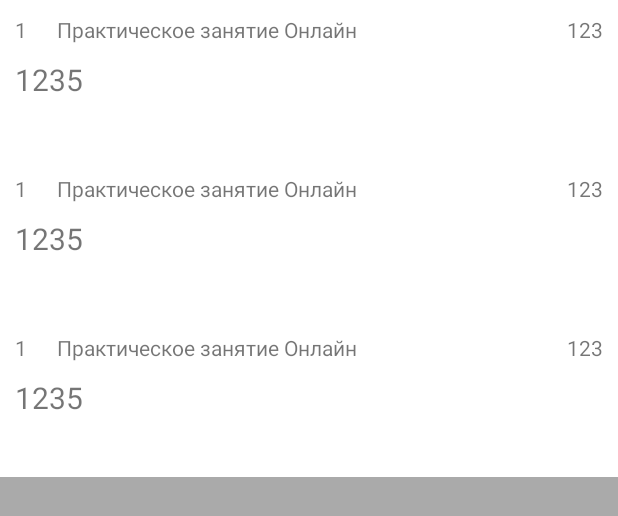
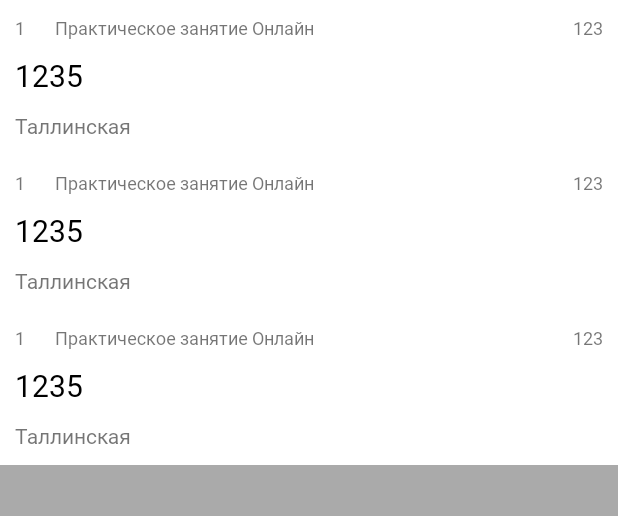
Before and after one commit to VyachAndreev/HSE, an Android app: the layout fragment_lessons.xml on its own in the app's theme, with its tools: preview values and no code run, on a phone screen of 412 x 824 dp. Shown: the top 516 px of the screen. Run offline under Robolectric (Android 15) with nearby library versions, the phone set to English and light mode, and no system bars.

Commit message:
text style integrated

```diff
--- a/flow_lessons/src/main/res/layout/item_lesson.xml
+++ b/flow_lessons/src/main/res/layout/item_lesson.xml
@@ -11,7 +11,11 @@
         android:layout_height="wrap_content"
         android:layout_alignParentStart="true"
         android:layout_alignParentTop="true"
-        android:layout_margin="10dp"
+        android:layout_marginStart="10dp"
+        android:layout_marginTop="10dp"
+        android:layout_marginEnd="10dp"
+        android:layout_marginBottom="10dp"
+        style="@style/TextProximaRegular.Small"
         tools:text="1" />
 
     <TextView
@@ -21,6 +25,7 @@
         android:layout_margin="10dp"
         android:layout_toStartOf="@id/time_tv"
         android:layout_toEndOf="@id/number_tv"
+        style="@style/TextProximaRegular.Small"
         tools:text="Практическое занятие Онлайн" />
 
     <TextView
@@ -28,6 +33,7 @@
         android:layout_width="wrap_content"
         android:layout_height="wrap_content"
         android:layout_alignParentTop="true"
+        style="@style/TextProximaRegular.Small"
         android:layout_alignParentEnd="true"
         android:layout_margin="10dp"
         tools:text="123" />
@@ -39,14 +45,20 @@
         android:layout_below="@id/type_tv"
         android:layout_centerHorizontal="true"
         android:layout_marginHorizontal="10dp"
+        style="@style/TextMotserrat.Big.Black"
         android:gravity="start"
         android:textSize="20sp"
         tools:text="1235" />
 
     <TextView
+        style="@style/TextProximaRegular.Normal"
         android:id="@+id/description_tv"
         android:layout_width="match_parent"
         android:layout_height="wrap_content"
         android:layout_below="@id/title_tv"
-        android:layout_margin="10dp"/>
+        android:layout_marginStart="10dp"
+        android:layout_marginTop="10dp"
+        android:layout_marginEnd="10dp"
+        android:layout_marginBottom="10dp"
+        tools:text="Таллинская"/>
 </RelativeLayout>
--- a/flow_lessons/src/main/res/values/colors.xml
+++ b/flow_lessons/src/main/res/values/colors.xml
@@ -1,4 +1,5 @@
 <?xml version="1.0" encoding="utf-8"?>
 <resources>
     <color name="blue">#0000FF</color>
+    <color name="black">#000000</color>
 </resources>
--- a/flow_lessons/src/main/res/values/text_styles.xml
+++ b/flow_lessons/src/main/res/values/text_styles.xml
@@ -1,32 +1,28 @@
 <?xml version="1.0" encoding="utf-8"?>
 <resources>
-    <!--  TextMotserrat500  -->
-    <style name="TextMotserrat500">
-        <item name="fontFamily">@font/montserrat_500</item>
+    <!--  TextMotserrat  -->
+    <style name="TextMotserrat">
+        <item name="fontFamily">@font/montserrat</item>
     </style>
-
-    <!--  TextMotserrat600  -->
-    <style name="TextMotserrat600">
-        <item name="fontFamily">@font/montserrat_600</item>
+    <style name="TextMotserrat.Big" parent="TextMotserrat">
+        <item name="android:textSize">18sp</item>
     </style>
-
-    <!--  TextMotserrat700  -->
-    <style name="TextMotserrat700">
-        <item name="fontFamily">@font/montserrat_700</item>
-    </style>
-    <style name="TextMotserrat700.Big" parent="TextMotserrat700">
-        <item name="android:textSize">18sp</item>
+    <style name="TextMotserrat.Big.Black" parent="TextMotserrat.Big">
+        <item name="android:textColor">@color/black</item>
     </style>
 
     <!--  TextProximaRegular  -->
     <style name="TextProximaRegular">
         <item name="fontFamily">@font/proxima_nova_regular</item>
     </style>
+    <style name="TextProximaRegular.Small" parent="TextProximaRegular">
+        <item name="android:textSize">12sp</item>
+    </style>
     <style name="TextProximaRegular.Normal" parent="TextProximaRegular">
         <item name="android:textSize">14sp</item>
     </style>
     <style name="TextProximaRegular.Normal.Blue" parent="TextProximaRegular.Normal">
-        <item name="android:color">@color/blue</item>
+        <item name="android:textColor">@color/blue</item>
     </style>
 
     <!--  TextProximaSemibold  -->
```
Also changed, not shown: flow_lessons/src/main/res/layout/fragment_lesson_info.xml (+14 -1 lines).
